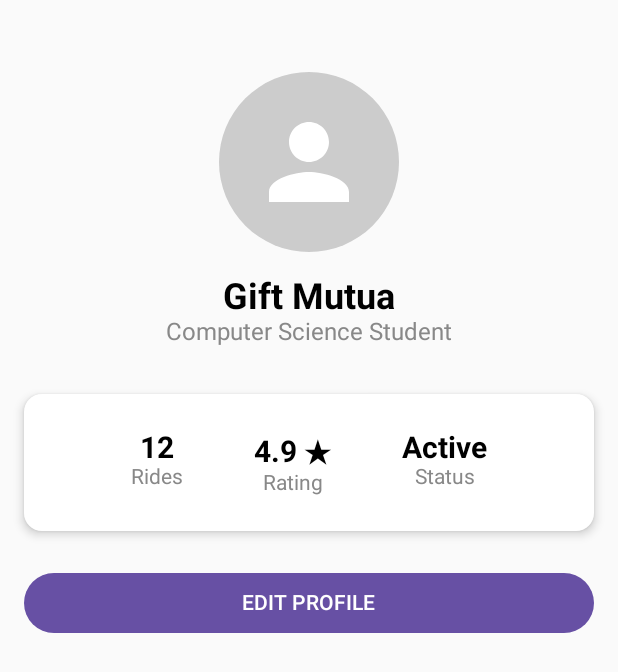
After one commit to MutuaGift/CampusGuardian, an Android app built with Jetpack Compose: the ProfileScreen screen opened through its navigation route, on a phone screen of 412 x 824 dp. The commit adds this screen. Shown: the top 672 px of the screen. Run offline under Robolectric (Android 15) with nearby library versions, the phone set to English and light mode, and no system bars; pictures from the network do not load.

Commit message:
Milestone 4: Profile Screen with Photo Picker and Shared State

```diff
--- a/android/app/build.gradle.kts
+++ b/android/app/build.gradle.kts
@@ -72,4 +72,5 @@ dependencies {
     implementation("androidx.navigation:navigation-compose:2.8.3")
     implementation("com.google.maps.android:maps-compose:4.4.1")
     implementation("com.google.android.gms:play-services-maps:18.2.0")
+    implementation("io.coil-kt:coil-compose:2.4.0")
 }
--- a/android/app/src/main/java/mutuagift/campusguardian/MainActivity.kt
+++ b/android/app/src/main/java/mutuagift/campusguardian/MainActivity.kt
@@ -1,11 +1,15 @@
 package com.mutuagift.campusguardian
 
+// Import your UI screens from the 'ui' package
 import android.os.Bundle
 import androidx.activity.ComponentActivity
 import androidx.activity.compose.setContent
 import androidx.navigation.compose.NavHost
 import androidx.navigation.compose.composable
 import androidx.navigation.compose.rememberNavController
+import com.mutuagift.campusguardian.ui.EditProfileScreen
+import com.mutuagift.campusguardian.ui.HomeScreen
+import com.mutuagift.campusguardian.ui.ProfileScreen
 
 class MainActivity : ComponentActivity() {
     override fun onCreate(savedInstanceState: Bundle?) {
@@ -36,6 +40,16 @@ class MainActivity : ComponentActivity() {
                 composable("map_screen") {
                     MapScreen()
                 }
+
+                // Route E: Profile (FIXED)
+                composable("profile_screen") {
+                    ProfileScreen(navController)
+                }
+
+                // Route F: Edit Profile
+                composable("edit_profile_screen") {
+                    EditProfileScreen(navController)
+                }
             }
         }
     }
--- /dev/null
+++ b/android/app/src/main/java/mutuagift/campusguardian/data/ProfileStore.kt
@@ -0,0 +1,14 @@
+package com.mutuagift.campusguardian.data
+
+import android.net.Uri
+import androidx.compose.runtime.getValue
+import androidx.compose.runtime.mutableStateOf
+import androidx.compose.runtime.setValue
+
+// A "Singleton" object exists as long as the app is running
+object ProfileStore {
+    // We use mutableStateOf so the UI updates automatically when this changes
+    var profileImageUri: Uri? by mutableStateOf(null)
+    var name: String by mutableStateOf("Gift Mutua")
+    var bio: String by mutableStateOf("Computer Science Student")
+}
--- a/android/app/src/main/java/mutuagift/campusguardian/ApiService.kt
+++ b/android/app/src/main/java/mutuagift/campusguardian/network/ApiService.kt
@@ -1,5 +1,9 @@
-package com.mutuagift.campusguardian
+package mutuagift.campusguardian.network
 
+import com.mutuagift.campusguardian.BackendResponse
+import com.mutuagift.campusguardian.Ride
+import com.mutuagift.campusguardian.RideRequest
+import com.mutuagift.campusguardian.RideResponse
 import retrofit2.Call
 import retrofit2.http.Body
 import retrofit2.http.GET
--- a/android/app/src/main/java/mutuagift/campusguardian/DriverDashboard.kt
+++ b/android/app/src/main/java/mutuagift/campusguardian/ui/DriverDashboard.kt
@@ -1,7 +1,6 @@
 package com.mutuagift.campusguardian
 
 import android.widget.Toast
-import androidx.compose.foundation.background
 import androidx.compose.foundation.layout.*
 import androidx.compose.foundation.lazy.LazyColumn
 import androidx.compose.foundation.lazy.items
@@ -16,6 +15,7 @@ import androidx.compose.ui.graphics.Color
 import androidx.compose.ui.platform.LocalContext
 import androidx.compose.ui.text.font.FontWeight
 import androidx.compose.ui.unit.dp
+import mutuagift.campusguardian.network.ApiService
 import retrofit2.Call
 import retrofit2.Callback
 import retrofit2.Response
--- /dev/null
+++ b/android/app/src/main/java/mutuagift/campusguardian/ui/HomeScreen.kt
@@ -0,0 +1,73 @@
+package com.mutuagift.campusguardian.ui
+
+import androidx.compose.foundation.layout.*
+import androidx.compose.material.icons.Icons
+import androidx.compose.material.icons.filled.AccountCircle
+import androidx.compose.material3.Button
+import androidx.compose.material3.Icon
+import androidx.compose.material3.IconButton
+import androidx.compose.material3.Text
+import androidx.compose.runtime.Composable
+import androidx.compose.ui.Alignment
+import androidx.compose.ui.Modifier
+import androidx.compose.ui.unit.dp
+import androidx.navigation.NavController
+
+@Composable
+fun HomeScreen(navController: NavController) {
+    // We use a Box so we can float the Profile Icon in the corner
+    Box(modifier = Modifier.fillMaxSize()) {
+
+        // --- TOP RIGHT ICON ---
+        Row(
+            modifier = Modifier
+                .fillMaxWidth()
+                .padding(16.dp),
+            horizontalArrangement = Arrangement.End // Push to right side
+        ) {
+            IconButton(onClick = { navController.navigate("profile_screen") }) {
+                Icon(
+                    imageVector = Icons.Default.AccountCircle,
+                    contentDescription = "Profile",
+                    modifier = Modifier.size(48.dp)
+                )
+            }
+        }
+
+        // --- CENTER BUTTONS ---
+        Column(
+            modifier = Modifier.fillMaxSize(),
+            verticalArrangement = Arrangement.Center,
+            horizontalAlignment = Alignment.CenterHorizontally
+        ) {
+            Text(text = "Welcome to CampusGuardian")
+
+            Spacer(modifier = Modifier.height(32.dp))
+
+            Button(
+                onClick = { navController.navigate("passenger_screen") },
+                modifier = Modifier.fillMaxWidth(0.8f)
+            ) {
+                Text("I NEED A RIDE")
+            }
+
+            Spacer(modifier = Modifier.height(16.dp))
+
+            Button(
+                onClick = { navController.navigate("driver_screen") },
+                modifier = Modifier.fillMaxWidth(0.8f)
+            ) {
+                Text("I AM A DRIVER")
+            }
+
+            Spacer(modifier = Modifier.height(16.dp))
+
+            Button(
+                onClick = { navController.navigate("map_screen") },
+                modifier = Modifier.fillMaxWidth(0.8f)
+            ) {
+                Text("VIEW CAMPUS MAP")
+            }
+        }
+    }
+}
--- /dev/null
+++ b/android/app/src/main/java/mutuagift/campusguardian/ui/ProfileScreen.kt
@@ -0,0 +1,113 @@
+package com.mutuagift.campusguardian.ui
+
+import androidx.compose.foundation.background
+import androidx.compose.foundation.layout.*
+import androidx.compose.foundation.shape.CircleShape
+import androidx.compose.material.icons.Icons
+import androidx.compose.material.icons.filled.Person
+import androidx.compose.material3.Button
+import androidx.compose.material3.Card
+import androidx.compose.material3.CardDefaults
+import androidx.compose.material3.Icon
+import androidx.compose.material3.Text
+import androidx.compose.runtime.Composable
+import androidx.compose.ui.Alignment
+import androidx.compose.ui.Modifier
+import androidx.compose.ui.draw.clip
+import androidx.compose.ui.graphics.Color
+import androidx.compose.ui.layout.ContentScale
+import androidx.compose.ui.text.font.FontWeight
+import androidx.compose.ui.unit.dp
+import androidx.compose.ui.unit.sp
+import androidx.navigation.NavController
+import coil.compose.AsyncImage
+import com.mutuagift.campusguardian.data.ProfileStore // Import the Store
+
+@Composable
+fun ProfileScreen(navController: NavController) {
+    Column(
+        modifier = Modifier
+            .fillMaxSize()
+            .padding(16.dp),
+        horizontalAlignment = Alignment.CenterHorizontally
+    ) {
+        Spacer(modifier = Modifier.height(32.dp))
+
+        // 1. Profile Image (READ FROM STORE)
+        Box(
+            modifier = Modifier
+                .size(120.dp)
+                .clip(CircleShape)
+                .background(Color.LightGray),
+            contentAlignment = Alignment.Center
+        ) {
+            if (ProfileStore.profileImageUri != null) {
+                AsyncImage(
+                    model = ProfileStore.profileImageUri,
+                    contentDescription = "Profile Photo",
+                    modifier = Modifier.fillMaxSize(),
+                    contentScale = ContentScale.Crop
+                )
+            } else {
+                Icon(
+                    imageVector = Icons.Default.Person,
+                    contentDescription = "Profile",
+                    modifier = Modifier.size(80.dp),
+                    tint = Color.White
+                )
+            }
+        }
+
+        Spacer(modifier = Modifier.height(16.dp))
+
+        // 2. Name & Role (READ FROM STORE)
+        Text(
+            text = ProfileStore.name,
+            fontSize = 24.sp,
+            fontWeight = FontWeight.Bold
+        )
+        Text(
+            text = ProfileStore.bio,
+            color = Color.Gray,
+            fontSize = 16.sp
+        )
+
+        Spacer(modifier = Modifier.height(32.dp))
+
+        // 3. Stats Card
+        Card(
+            modifier = Modifier.fillMaxWidth(),
+            elevation = CardDefaults.cardElevation(defaultElevation = 4.dp),
+            colors = CardDefaults.cardColors(containerColor = Color.White)
+        ) {
+            Row(
+                modifier = Modifier
+                    .padding(24.dp)
+                    .fillMaxWidth(),
+                horizontalArrangement = Arrangement.SpaceEvenly
+            ) {
+                StatItem("Rides", "12")
+                StatItem("Rating", "4.9 ★")
+                StatItem("Status", "Active")
+            }
+        }
+
+        Spacer(modifier = Modifier.height(24.dp))
+
+        // 4. Action Button
+        Button(
+            onClick = { navController.navigate("edit_profile_screen") },
+            modifier = Modifier.fillMaxWidth()
+        ) {
+            Text("EDIT PROFILE")
+        }
+    }
+}
+
+@Composable
+fun StatItem(label: String, value: String) {
+    Column(horizontalAlignment = Alignment.CenterHorizontally) {
+        Text(text = value, fontWeight = FontWeight.Bold, fontSize = 20.sp, color = Color.Black)
+        Text(text = label, color = Color.Gray, fontSize = 14.sp)
+    }
+}
--- a/android/app/src/main/java/mutuagift/campusguardian/RideRequestScreen.kt
+++ b/android/app/src/main/java/mutuagift/campusguardian/ui/RideRequestScreen.kt
@@ -8,6 +8,7 @@ import androidx.compose.runtime.*
 import androidx.compose.ui.Alignment
 import androidx.compose.ui.Modifier
 import androidx.compose.ui.unit.dp
+import mutuagift.campusguardian.network.ApiService
 import retrofit2.Call
 import retrofit2.Callback
 import retrofit2.Response
```
Also changed, not shown: android/app/src/main/java/mutuagift/campusguardian/HomeScreen.kt (deleted, +0 -51 lines), android/app/src/main/java/mutuagift/campusguardian/ui/EditProfileScreen.kt (added, +121 -0 lines), android/app/src/main/java/mutuagift/campusguardian/data/BackendResponse.kt (renamed from android/app/src/main/java/mutuagift/campusguardian/BackendResponse.kt), android/app/src/main/java/mutuagift/campusguardian/data/Ride.kt (renamed from android/app/src/main/java/mutuagift/campusguardian/Ride.kt), android/app/src/main/java/mutuagift/campusguardian/data/RideRequest.kt (renamed from android/app/src/main/java/mutuagift/campusguardian/RideRequest.kt), android/app/src/main/java/mutuagift/campusguardian/data/RideResponse.kt (renamed from android/app/src/main/java/mutuagift/campusguardian/RideResponse.kt), android/app/src/main/java/mutuagift/campusguardian/ui/MapScreen.kt (renamed from android/app/src/main/java/mutuagift/campusguardian/MapScreen.kt).
